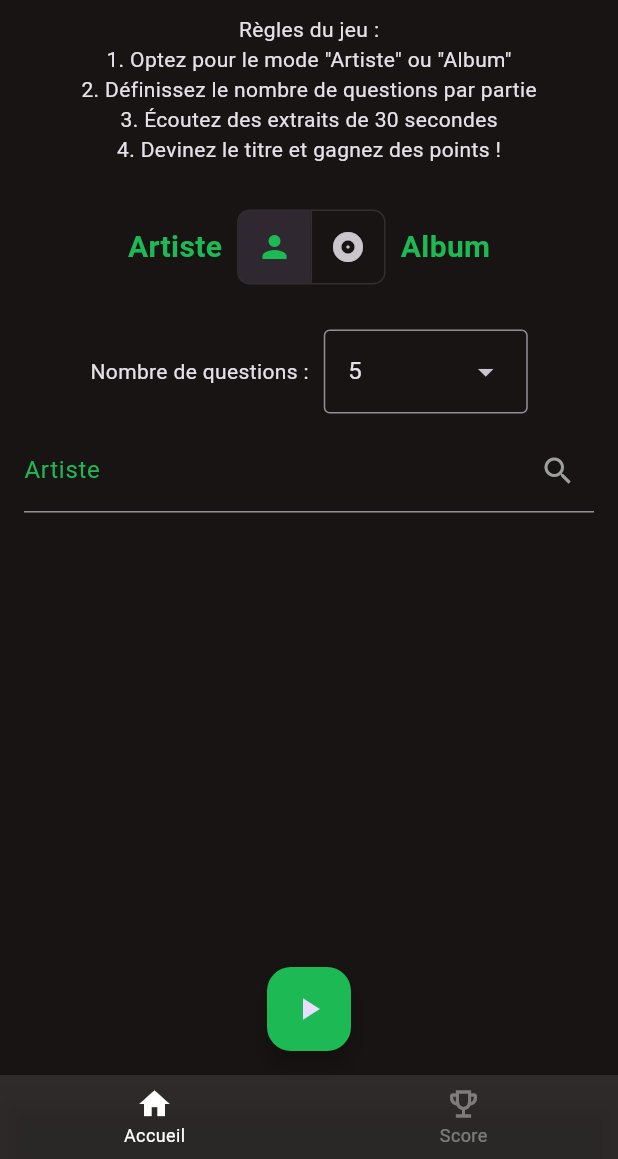
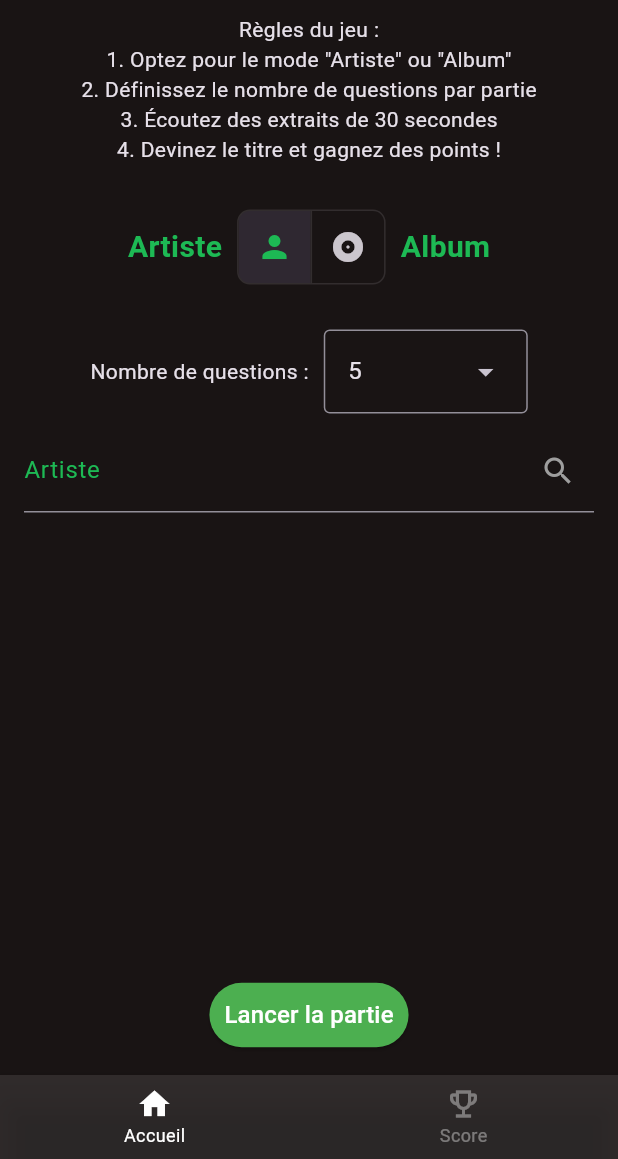
Before and after one commit to TessLry/spotiquiz, a Flutter app: the NavigationTabBar screen opened by its route, on a phone screen of 412 x 824 dp, the part 77-1236 px from its top. Run offline on Flutter 3.47's test engine with Material 3 defaults, Android fonts, the phone set to English and light mode, and no system bars; our stand-ins replace audioplayers, flutter_animate, flutter_bloc, lottie, shared_preferences; missing offline and left inert: spotify_sdk; accounts and stored records are empty.

Commit message:
Refactor home screen UI buttons

```diff
--- a/lib/ui/screens/home.dart
+++ b/lib/ui/screens/home.dart
@@ -86,7 +86,22 @@ class _HomeState extends State<Home> {
                     },
                   ),
           ),
-          FloatingActionButton(
+          ElevatedButton(
+            style: ElevatedButton.styleFrom(
+              padding: const EdgeInsets.all(10),
+              backgroundColor: Colors.green,
+              foregroundColor: Colors.white,
+              shape: RoundedRectangleBorder(
+                borderRadius: BorderRadius.circular(30),
+              ),
+            ),
+            child: const Text(
+              'Lancer la partie',
+              style: TextStyle(
+                fontSize: 16,
+                color: AppColors.white,
+              ),
+            ),
             onPressed: () {
               final TrackRepository trackRepository = TrackRepository();
 
@@ -139,8 +154,6 @@ class _HomeState extends State<Home> {
                 );
               }
             },
-            backgroundColor: AppColors.primary,
-            child: const Icon(Icons.play_arrow),
           )
         ],
       ),
```
